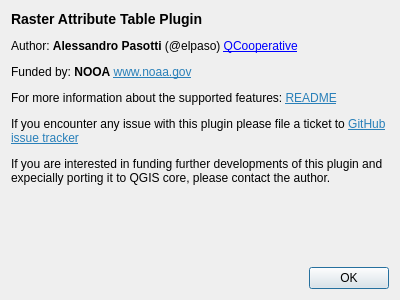
noaa-ocs-hydrography/qgis-raster-attribute-table-plugin, file dialogs/Ui_AboutDialog.ui: the form before one commit.
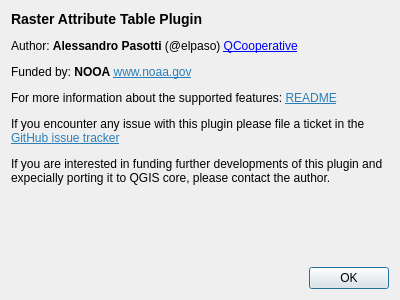
The form after the commit.

The edit to the form file:
```diff
--- a/dialogs/Ui_AboutDialog.ui
+++ b/dialogs/Ui_AboutDialog.ui
@@ -25,7 +25,7 @@
      <property name="text">
       <string>&lt;html&gt;&lt;head/&gt;&lt;body&gt;&lt;h3 style=&quot; margin-top:14px; margin-bottom:12px; margin-left:0px; margin-right:0px; -qt-block-indent:0; text-indent:0px;&quot;&gt;&lt;span style=&quot; font-size:large; font-weight:600;&quot;&gt;Raster Attribute Table Plugin&lt;/span&gt;&lt;/h3&gt;&lt;p&gt;Author: &lt;span style=&quot; font-weight:600;&quot;&gt;Alessandro Pasotti&lt;/span&gt; (@elpaso) &lt;a href=&quot;https://www.qcooperative.net/&quot;&gt;QCooperative&lt;/a&gt;&lt;/p&gt;
 
-&lt;p&gt;Funded by: &lt;span style=&quot; font-weight:600;&quot;&gt;NOOA&lt;/span&gt; &lt;a href=&quot;https://www.noaa.gov/&quot;&gt;&lt;span style=&quot; text-decoration: underline; color:#2980b9;&quot;&gt;www.noaa.gov&lt;/span&gt;&lt;/a&gt;&lt;/p&gt;&lt;p&gt;For more information about the supported features: &lt;a href=&quot;https://github.com/elpaso/qgis-raster-attribute-table-plugin#readme&quot;&gt;&lt;span style=&quot; text-decoration: underline; color:#2980b9;&quot;&gt;README&lt;/span&gt;&lt;/a&gt;&lt;/p&gt;&lt;p&gt;If you encounter any issue with this plugin please file a ticket to &lt;a href=&quot;https://github.com/elpaso/qgis-raster-attribute-table-plugin/issues&quot;&gt;&lt;span style=&quot; text-decoration: underline; color:#2980b9;&quot;&gt;GitHub issue tracker&lt;/span&gt;&lt;/a&gt;&lt;/p&gt;&lt;p&gt;If you are interested in funding further developments of this plugin and expecially porting it to QGIS core, please contact the author.&lt;/p&gt;&lt;/body&gt;&lt;/html&gt;</string>
+&lt;p&gt;Funded by: &lt;span style=&quot; font-weight:600;&quot;&gt;NOOA&lt;/span&gt; &lt;a href=&quot;https://www.noaa.gov/&quot;&gt;&lt;span style=&quot; text-decoration: underline; color:#2980b9;&quot;&gt;www.noaa.gov&lt;/span&gt;&lt;/a&gt;&lt;/p&gt;&lt;p&gt;For more information about the supported features: &lt;a href=&quot;https://github.com/elpaso/qgis-raster-attribute-table-plugin#readme&quot;&gt;&lt;span style=&quot; text-decoration: underline; color:#2980b9;&quot;&gt;README&lt;/span&gt;&lt;/a&gt;&lt;/p&gt;&lt;p&gt;If you encounter any issue with this plugin please file a ticket in the &lt;a href=&quot;https://github.com/elpaso/qgis-raster-attribute-table-plugin/issues&quot;&gt;&lt;span style=&quot; text-decoration: underline; color:#2980b9;&quot;&gt;GitHub issue tracker&lt;/span&gt;&lt;/a&gt;&lt;/p&gt;&lt;p&gt;If you are interested in funding further developments of this plugin and expecially porting it to QGIS core, please contact the author.&lt;/p&gt;&lt;/body&gt;&lt;/html&gt;</string>
      </property>
      <property name="wordWrap">
       <bool>true</bool>
```
Lines whose indentation alone changed are shown as unchanged.
